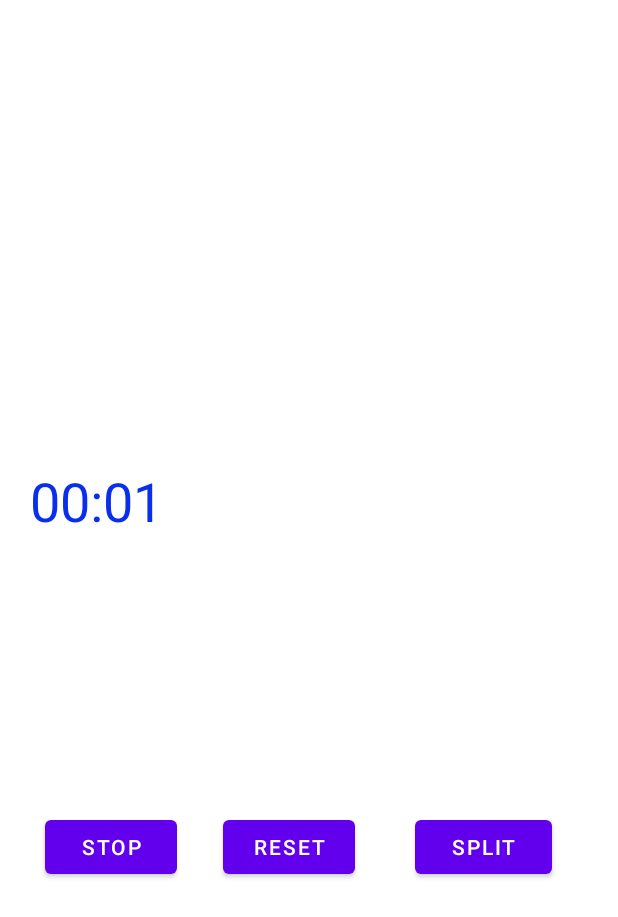
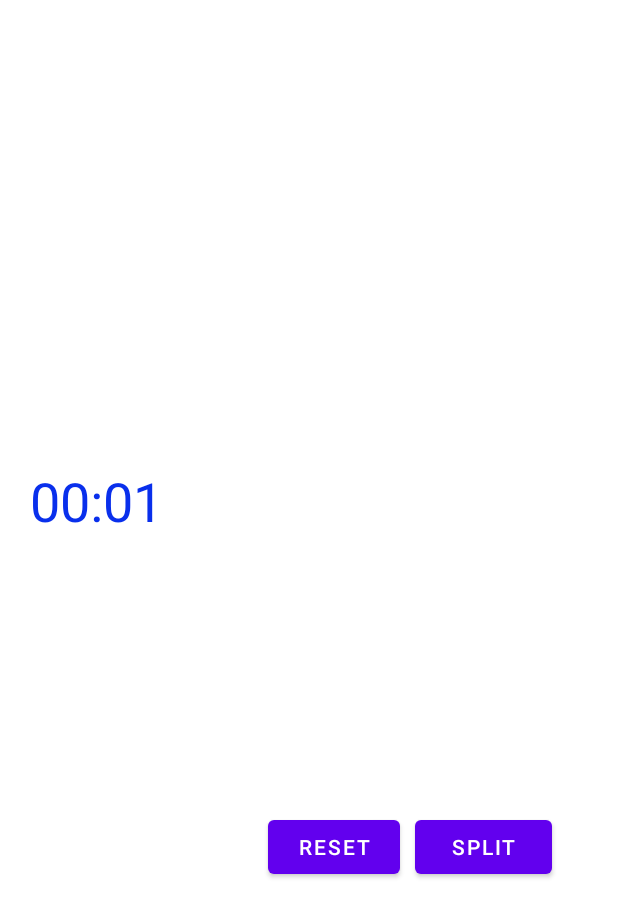
Before and after one commit to Zyjinn/CMPS359_Logger_Final_Project, an Android app: the TimerFragment screen opened through its navigation route, after a tap on "START", on a phone screen of 412 x 824 dp. Shown: the top 917 px of the screen. Run offline under Robolectric (Android 15) with nearby library versions, the phone set to English and light mode, and no system bars.

Commit message:
The timer works with one split

```diff
--- a/app/src/main/java/com/example/cmps359_logger_final_project/TimerFragment.kt
+++ b/app/src/main/java/com/example/cmps359_logger_final_project/TimerFragment.kt
@@ -37,6 +37,7 @@ class TimerFragment : Fragment() {
     var splitTimes: TextView? = null
     var stopTime: Long? = 0
     var splitTimer: Long? = 0
+    var previousTime: Long? = 0
 
 
     override fun onCreate(savedInstanceState: Bundle?) {
@@ -68,46 +69,41 @@ class TimerFragment : Fragment() {
         super.onStart()
         //        Variables for the timer
         timer = getView()?.findViewById<Chronometer>(R.id.c_meter)
-        var previousTime: Long? = 0
+
 
 
 //        Get buttons
         startButton = getView()?.findViewById<Button>(R.id.timerStartBtn)
         splitButton = getView()?.findViewById<Button>(R.id.timerSplitBtn)
-        stopButton = getView()?.findViewById<Button>(R.id.timerStopBtn)
         resetButton = getView()?.findViewById<Button>(R.id.timerResetBtn)
         splitTimes = getView()?.findViewById<TextView>(R.id.splitsList)
         splitTimer = timer?.getBase()
 
+//        Split button is hidden to start
+        splitButton?.visibility = View.GONE
+
 //        Start btn listener to start the timer
         timerStartBtn.setOnClickListener {
+
             // start the timer
             timer?.setBase((SystemClock.elapsedRealtime() + stopTime!!))
             timer?.start()
 
 //            Hide the start button and reveal the stop button
             startButton?.visibility = View.GONE
-            stopButton?.visibility = View.VISIBLE
+            splitButton?.visibility = View.VISIBLE
+            splitTimer = timer?.getBase()
+            previousTime = 0
 
         }
-        timerStopBtn.setOnClickListener {
-            splitTimer = timer?.getBase()
-            // stop the timer
-            stopTime = (timer?.getBase()?.minus(SystemClock.elapsedRealtime()))
-            timer?.stop()
 
-//            Hide the stop button and reveal the start button
-            startButton?.visibility = View.VISIBLE
-            stopButton?.visibility = View.GONE
-        }
 
         timerResetBtn.setOnClickListener {
             timer?.setBase(SystemClock.elapsedRealtime())
             stopTime = 0;
             timer?.stop()
             startButton?.visibility = View.VISIBLE
-            stopButton?.visibility = View.GONE
-
+            splitButton?.visibility = View.GONE
         }
         timerSplitBtn.setOnClickListener {
 //            var currentSplit: Long? = splitTimer?.minus(SystemClock.elapsedRealtime())
@@ -116,9 +112,9 @@ class TimerFragment : Fragment() {
             currentSplit = currentSplit?.minus(previousTime!!) // get rid of prev. splits
 
 //            Convert
-            var currentSplitSecs: Long? = currentSplit?.div(1000) // convert to seconds
-            var currentSplitMins: Long? = currentSplitSecs?.div(60) // get minutes
-            var currentSplitHrs: Long? = currentSplitMins?.div(60) // get hours
+            var currentSplitSecs: Long? = currentSplit?.div(1000)?.rem(60) // convert to seconds
+            var currentSplitMins: Long? = currentSplit?.div(1000 * 60)?.rem(60)  // get minutes
+            var currentSplitHrs: Long? = currentSplit?.div(1000 * 60 * 60)?.rem(24) // get hours
 
 //            Print out the current split
             splitTimes?.text = "$currentSplitSecs secs : $currentSplitMins mins : $currentSplitHrs hrs"
--- a/app/src/main/res/layout/fragment_timer.xml
+++ b/app/src/main/res/layout/fragment_timer.xml
@@ -15,18 +15,8 @@
         android:layout_marginBottom="265dp"
         android:text="@string/start"
         app:layout_constraintBottom_toBottomOf="parent"
-        app:layout_constraintEnd_toStartOf="@+id/timerStopBtn"
         app:layout_constraintStart_toStartOf="parent"
         app:layout_constraintTop_toBottomOf="@+id/c_meter" />
-
-    <Button
-        android:id="@+id/timerStopBtn"
-        android:layout_width="wrap_content"
-        android:layout_height="wrap_content"
-        android:text="@string/stop"
-        app:layout_constraintBaseline_toBaselineOf="@+id/timerResetBtn"
-        app:layout_constraintEnd_toStartOf="@+id/timerResetBtn"
-        app:layout_constraintStart_toEndOf="@+id/timerStartBtn" />
 
     <Button
         android:id="@+id/timerResetBtn"
@@ -36,7 +26,6 @@
         android:layout_marginEnd="145dp"
         android:text="@string/reset"
         app:layout_constraintEnd_toEndOf="parent"
-        app:layout_constraintStart_toEndOf="@+id/timerStopBtn"
         app:layout_constraintTop_toBottomOf="@+id/timerStartBtn" />
 
     <Button
```
